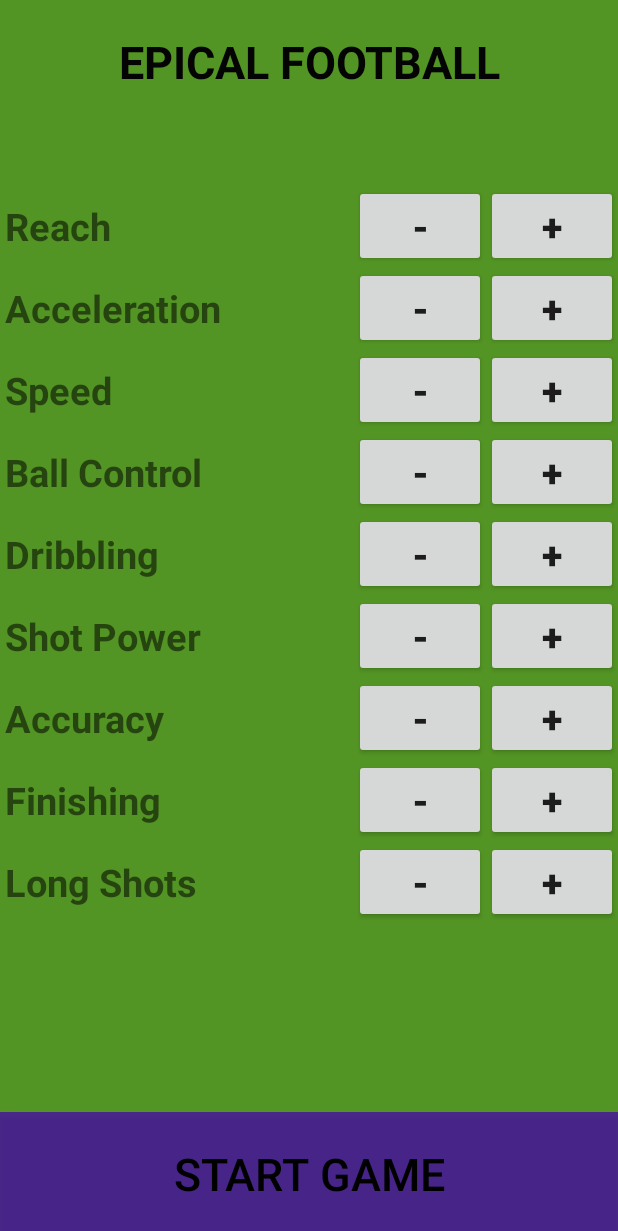
After one commit to Mardaukar/EpicalFootball, an Android app: the layout activity_menu.xml on its own in the app's theme, with its tools: preview values and no code run, on a phone screen of 412 x 824 dp. The commit adds this screen. Shown: the top 1231 px of the screen. Run offline under Robolectric (Android 15) with nearby library versions, the phone set to English and light mode, and no system bars.

Commit message:
Add MenuActivity and menu layout

```diff
--- a/app/src/main/AndroidManifest.xml
+++ b/app/src/main/AndroidManifest.xml
@@ -9,13 +9,16 @@
         android:roundIcon="@mipmap/ic_launcher_round"
         android:supportsRtl="true"
         android:theme="@style/AppTheme">
-        <activity android:name=".GameActivity" android:screenOrientation="portrait">
+        <activity android:name=".MenuActivity" android:screenOrientation="portrait">
             <intent-filter>
                 <action android:name="android.intent.action.MAIN" />
 
                 <category android:name="android.intent.category.LAUNCHER" />
             </intent-filter>
         </activity>
+        <activity android:name=".GameActivity" android:screenOrientation="portrait">
+
+        </activity>
     </application>
 
 </manifest>
--- /dev/null
+++ b/app/src/main/res/layout/activity_menu.xml
@@ -0,0 +1,375 @@
+<?xml version="1.0" encoding="utf-8"?>
+<androidx.constraintlayout.widget.ConstraintLayout xmlns:android="http://schemas.android.com/apk/res/android"
+    xmlns:app="http://schemas.android.com/apk/res-auto"
+    xmlns:tools="http://schemas.android.com/tools"
+    android:id="@+id/root_layout"
+    android:layout_width="match_parent"
+    android:layout_height="match_parent"
+    android:background="#000000">
+
+    <LinearLayout
+        android:id="@+id/main_layout"
+        android:layout_width="0dp"
+        android:layout_height="0dp"
+        android:background="#B079D835"
+        android:orientation="vertical"
+        app:layout_constraintBottom_toBottomOf="parent"
+        app:layout_constraintDimensionRatio="0.5"
+        app:layout_constraintEnd_toEndOf="parent"
+        app:layout_constraintStart_toStartOf="parent"
+        app:layout_constraintTop_toTopOf="parent">
+
+        <TextView
+            android:id="@+id/title_textView"
+            android:layout_width="match_parent"
+            android:layout_height="0dp"
+            android:layout_weight="1"
+            android:gravity="center"
+            android:text="@string/title_text"
+            android:textAlignment="gravity"
+            android:textColor="#040404"
+            android:textSize="30sp"
+            android:textStyle="bold" />
+
+        <TableLayout
+            android:layout_width="match_parent"
+            android:layout_height="0dp"
+            android:layout_weight="8">
+
+            <TableRow>
+                <TextView
+                    android:padding="3dip"
+                    android:text=""
+                    android:textSize="25sp" />
+            </TableRow>
+
+            <TableRow>
+                <TextView
+                    android:layout_weight="2"
+                    android:padding="3dip"
+                    android:text="@string/reach"
+                    android:textSize="25sp"
+                    android:textStyle="bold" />
+
+                <TextView
+                    android:id="@+id/reach_attribute_textView"
+                    android:layout_weight="1"
+                    android:gravity="end"
+                    android:padding="3dip"
+                    android:text=""
+                    android:textSize="25sp"
+                    android:textStyle="bold" />
+
+                <Button
+                    android:id="@+id/minus_reach_button"
+                    android:layout_weight="0"
+                    android:onClick="decreaseReach"
+                    android:text="@string/minus_text"
+                    android:textSize="25sp"
+                    android:textStyle="bold" />
+
+                <Button
+                    android:id="@+id/plus_reach_button"
+                    android:layout_weight="0"
+                    android:onClick="increaseReach"
+                    android:text="@string/plus_text"
+                    android:textSize="25sp"
+                    android:textStyle="bold" />
+            </TableRow>
+
+            <TableRow>
+                <TextView
+                    android:layout_weight="2"
+                    android:padding="3dip"
+                    android:text="@string/acceleration"
+                    android:textSize="25sp"
+                    android:textStyle="bold" />
+
+                <TextView
+                    android:id="@+id/acceleration_attribute_textView"
+                    android:layout_weight="1"
+                    android:gravity="end"
+                    android:padding="3dip"
+                    android:text=""
+                    android:textSize="25sp"
+                    android:textStyle="bold" />
+
+                <Button
+                    android:id="@+id/minus_acceleration_button"
+                    android:layout_weight="0"
+                    android:onClick="decreaseAcceleration"
+                    android:text="@string/minus_text"
+                    android:textSize="25sp"
+                    android:textStyle="bold" />
+
+                <Button
+                    android:id="@+id/plus_acceleration_button"
+                    android:layout_weight="0"
+                    android:onClick="increaseAcceleration"
+                    android:text="@string/plus_text"
+                    android:textSize="25sp"
+                    android:textStyle="bold" />
+            </TableRow>
+
+            <TableRow>
+                <TextView
+                    android:layout_weight="2"
+                    android:padding="3dip"
+                    android:text="@string/speed"
+                    android:textSize="25sp"
+                    android:textStyle="bold" />
+
+                <TextView
+                    android:id="@+id/speed_attribute_textView"
+                    android:layout_weight="1"
+                    android:gravity="end"
+                    android:padding="3dip"
+                    android:text=""
+                    android:textSize="25sp"
+                    android:textStyle="bold" />
+
+                <Button
+                    android:id="@+id/minus_speed_button"
+                    android:layout_weight="0"
+                    android:onClick="decreaseSpeed"
+                    android:text="@string/minus_text"
+                    android:textSize="25sp"
+                    android:textStyle="bold" />
+
+                <Button
+                    android:id="@+id/plus_speed_button"
+                    android:layout_weight="0"
+                    android:onClick="increaseSpeed"
+                    android:text="@string/plus_text"
+                    android:textSize="25sp"
+                    android:textStyle="bold" />
+            </TableRow>
+
+            <TableRow>
+                <TextView
+                    android:layout_weight="2"
+                    android:padding="3dip"
+                    android:text="@string/ball_control"
+                    android:textSize="25sp"
+                    android:textStyle="bold" />
+
+                <TextView
+                    android:id="@+id/ball_control_attribute_textView"
+                    android:layout_weight="1"
+                    android:gravity="end"
+                    android:padding="3dip"
+                    android:text=""
+                    android:textSize="25sp"
+                    android:textStyle="bold" />
+
+                <Button
+                    android:id="@+id/minus_ball_control_button"
+                    android:layout_weight="0"
+                    android:onClick="decreaseBallControl"
+                    android:text="@string/minus_text"
+                    android:textSize="25sp"
+                    android:textStyle="bold" />
+
+                <Button
+                    android:id="@+id/plus_ball_control_button"
+                    android:layout_weight="0"
+                    android:onClick="increaseBallControl"
+                    android:text="@string/plus_text"
+                    android:textSize="25sp"
+                    android:textStyle="bold" />
+            </TableRow>
+
+            <TableRow>
+                <TextView
+                    android:layout_weight="2"
+                    android:padding="3dip"
+                    android:text="@string/dribbling"
+                    android:textSize="25sp"
+                    android:textStyle="bold" />
+
+                <TextView
+                    android:id="@+id/dribbling_attribute_textView"
+                    android:layout_weight="1"
+                    android:gravity="end"
+                    android:padding="3dip"
+                    android:text=""
+                    android:textSize="25sp"
+                    android:textStyle="bold" />
+
+                <Button
+                    android:id="@+id/minus_dribbling_button"
+                    android:layout_weight="0"
+                    android:onClick="decreaseDribbling"
+                    android:text="@string/minus_text"
+                    android:textSize="25sp"
+                    android:textStyle="bold" />
+
+                <Button
+                    android:id="@+id/plus_dribbling_button"
+                    android:layout_weight="0"
+                    android:onClick="increaseDribbling"
+                    android:text="@string/plus_text"
+                    android:textSize="25sp"
+                    android:textStyle="bold" />
+            </TableRow>
+
+            <TableRow>
+                <TextView
+                    android:layout_weight="2"
+                    android:padding="3dip"
+                    android:text="@string/shot_power"
+                    android:textSize="25sp"
+                    android:textStyle="bold" />
+
+                <TextView
+                    android:id="@+id/shot_power_attribute_textView"
+                    android:layout_weight="1"
+                    android:gravity="end"
+                    android:padding="3dip"
+                    android:text=""
+                    android:textSize="25sp"
+                    android:textStyle="bold" />
+
+                <Button
+                    android:id="@+id/minus_shot_power_button"
+                    android:layout_weight="0"
+                    android:onClick="decreaseShotPower"
+                    android:text="@string/minus_text"
+                    android:textSize="25sp"
+                    android:textStyle="bold" />
+
+                <Button
+                    android:id="@+id/plus_shot_power_button"
+                    android:layout_weight="0"
+                    android:onClick="increaseShotPower"
+                    android:text="@string/plus_text"
+                    android:textSize="25sp"
+                    android:textStyle="bold" />
+            </TableRow>
+
+            <TableRow>
+                <TextView
+                    android:layout_weight="2"
+                    android:padding="3dip"
+                    android:text="@string/accuracy"
+                    android:textSize="25sp"
+                    android:textStyle="bold" />
+
+                <TextView
+                    android:id="@+id/accuracy_attribute_textView"
+                    android:layout_weight="1"
+                    android:gravity="end"
+                    android:padding="3dip"
+                    android:text=""
+                    android:textSize="25sp"
+                    android:textStyle="bold" />
+
+                <Button
+                    android:id="@+id/minus_accuracy_button"
+                    android:layout_weight="0"
+                    android:onClick="decreaseAccuracy"
+                    android:text="@string/minus_text"
+                    android:textSize="25sp"
+                    android:textStyle="bold" />
+
+                <Button
+                    android:id="@+id/plus_accuracy_button"
+                    android:layout_weight="0"
+                    android:onClick="increaseAccuracy"
+                    android:text="@string/plus_text"
+                    android:textSize="25sp"
+                    android:textStyle="bold" />
+            </TableRow>
+
+            <TableRow>
+                <TextView
+                    android:layout_weight="2"
+                    android:padding="3dip"
+                    android:text="@string/finishing"
+                    android:textSize="25sp"
+                    android:textStyle="bold" />
+
+                <TextView
+                    android:id="@+id/finishing_attribute_textView"
+                    android:layout_weight="1"
+                    android:gravity="end"
+                    android:padding="3dip"
+                    android:text=""
+                    android:textSize="25sp"
+                    android:textStyle="bold" />
+
+                <Button
+                    android:id="@+id/minus_finishing_button"
+                    android:layout_weight="0"
+                    android:onClick="decreaseFinishing"
+                    android:text="@string/minus_text"
+                    android:textSize="25sp"
+                    android:textStyle="bold" />
+
+                <Button
+                    android:id="@+id/plus_finishing_button"
+                    android:layout_weight="0"
+                    android:onClick="increaseFinishing"
+                    android:text="@string/plus_text"
+                    android:textSize="25sp"
+                    android:textStyle="bold" />
+            </TableRow>
+
+            <TableRow>
+                <TextView
+                    android:layout_weight="2"
+                    android:padding="3dip"
+                    android:text="@string/long_shots"
+                    android:textSize="25sp"
+                    android:textStyle="bold" />
+
+                <TextView
+                    android:id="@+id/long_shots_attribute_textView"
+                    android:layout_weight="1"
+                    android:gravity="end"
+                    android:padding="3dip"
+                    android:text=""
+                    android:textSize="25sp"
+                    android:textStyle="bold" />
+
+                <Button
+                    android:id="@+id/minus_long_shots_button"
+                    android:layout_weight="0"
+                    android:onClick="decreaseLongShots"
+                    android:text="@string/minus_text"
+                    android:textSize="25sp"
+                    android:textStyle="bold" />
+
+                <Button
+                    android:id="@+id/plus_long_shots_button"
+                    android:layout_weight="0"
+                    android:onClick="increaseLongShots"
+                    android:text="@string/plus_text"
+                    android:textSize="25sp"
+                    android:textStyle="bold" />
+            </TableRow>
+
+            <TableRow>
+                <TextView
+                    android:padding="3dip"
+                    android:text=""
+                    android:textSize="25sp" />
+            </TableRow>
+
+        </TableLayout>
+
+        <Button
+            android:id="@+id/start_game_button"
+            android:onClick="startGame"
+            android:layout_width="match_parent"
+            android:layout_height="0dp"
+            android:layout_weight="1"
+            android:background="#DF471A97"
+            android:text="@string/start_game_text"
+            android:textColor="#000000"
+            android:textSize="30sp" />
+
+
+    </LinearLayout>
+
+</androidx.constraintlayout.widget.ConstraintLayout>
--- a/app/src/main/res/values/strings.xml
+++ b/app/src/main/res/values/strings.xml
@@ -4,4 +4,17 @@
     <string name="balls_text">Balls</string>
     <string name="goals_text">Goals</string>
     <string name="defaultValue_text">0</string>
+    <string name="minus_text">-</string>
+    <string name="plus_text">+</string>
+    <string name="title_text">EPICAL FOOTBALL</string>
+    <string name="start_game_text">START GAME</string>
+    <string name="reach">Reach</string>
+    <string name="acceleration">Acceleration</string>
+    <string name="speed">Speed</string>
+    <string name="long_shots">Long Shots</string>
+    <string name="finishing">Finishing</string>
+    <string name="accuracy">Accuracy</string>
+    <string name="shot_power">Shot Power</string>
+    <string name="dribbling">Dribbling</string>
+    <string name="ball_control">Ball Control</string>
 </resources>
```
Also changed, not shown: app/src/main/java/com/example/epicalfootball/MenuActivity.java (added, +229 -0 lines).
